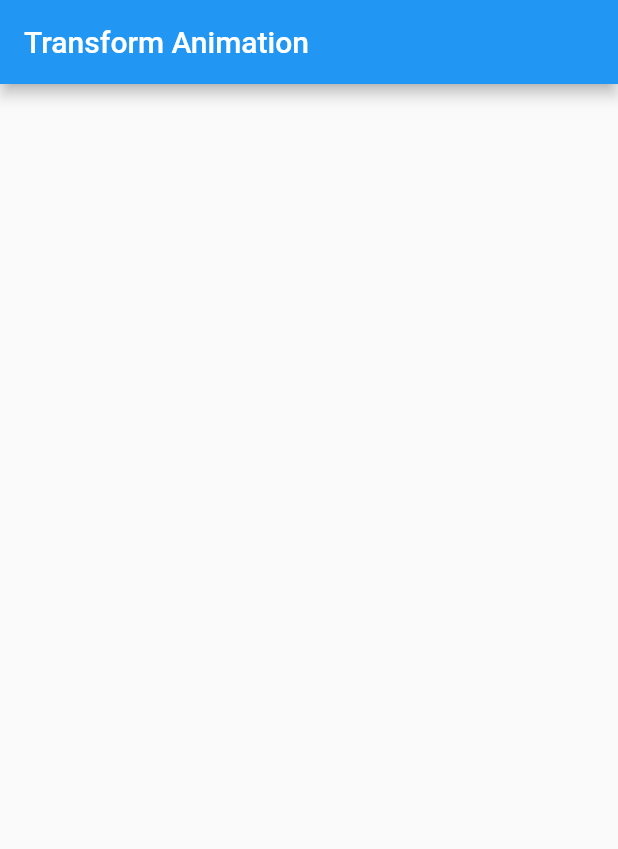
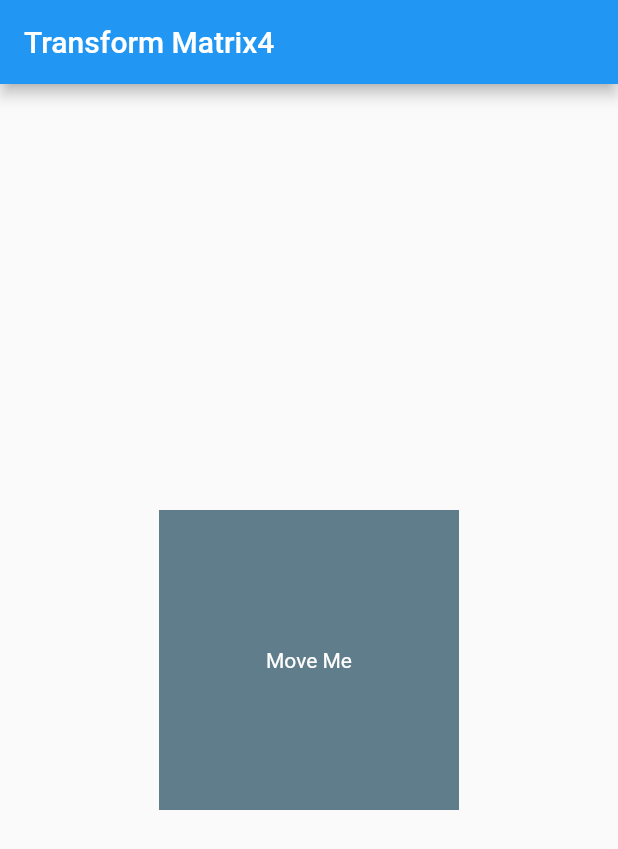
Before and after one commit to Alishgiri/Flutter-Animations, a Flutter app: the screen it shows after launch, on a phone screen of 412 x 824 dp. Shown: the top 849 px of the screen. Run offline on Flutter 3.47's test engine with Material 2 defaults, Android fonts, the phone set to English and light mode, and no system bars.

Commit message:
Use transform to play around with Matrix4

```diff
--- a/lib/animations/transform_animation.dart
+++ b/lib/animations/transform_animation.dart
@@ -5,12 +5,59 @@ class TransformAnimation extends StatefulWidget {
 }
 
 class _TransformAnimation extends State<TransformAnimation> {
+  double x = 0.0;
+  double y = 0.0;
+  double z = 0.0;
+
   @override
   Widget build(BuildContext context) {
     return Scaffold(
-      appBar: AppBar(title: Text('Transform Animation')),
-      body: Column(
-        children: <Widget>[],
+      appBar: AppBar(title: Text('Transform Matrix4')),
+      body: Center(
+        child: Transform(
+          alignment: FractionalOffset.center,
+          transform: Matrix4(
+            1,
+            0,
+            0,
+            0,
+            0,
+            1,
+            0,
+            0,
+            0,
+            0,
+            1,
+            0,
+            0,
+            0,
+            0,
+            1,
+          )
+            ..rotateX(x)
+            ..rotateY(y)
+            ..rotateZ(z),
+          child: GestureDetector(
+            onPanUpdate: (DragUpdateDetails details) {
+              setState(() {
+                y -= details.delta.dx / 100;
+                x += details.delta.dy / 100;
+              });
+            },
+            child: Container(
+              width: 200,
+              height: 200,
+              color: Colors.blueGrey,
+              child: Align(
+                alignment: Alignment.center,
+                child: Text(
+                  'Move Me',
+                  style: TextStyle(color: Colors.white),
+                ),
+              ),
+            ),
+          ),
+        ),
       ),
     );
   }
```
